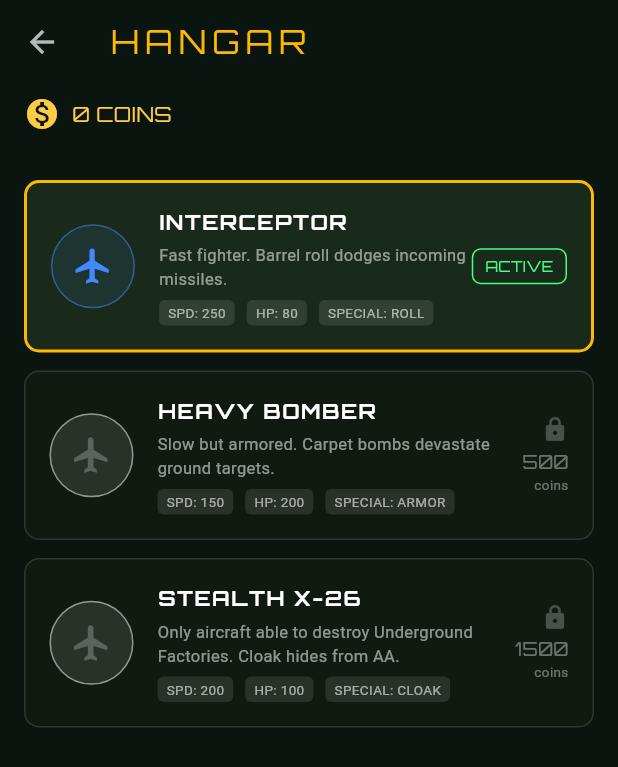
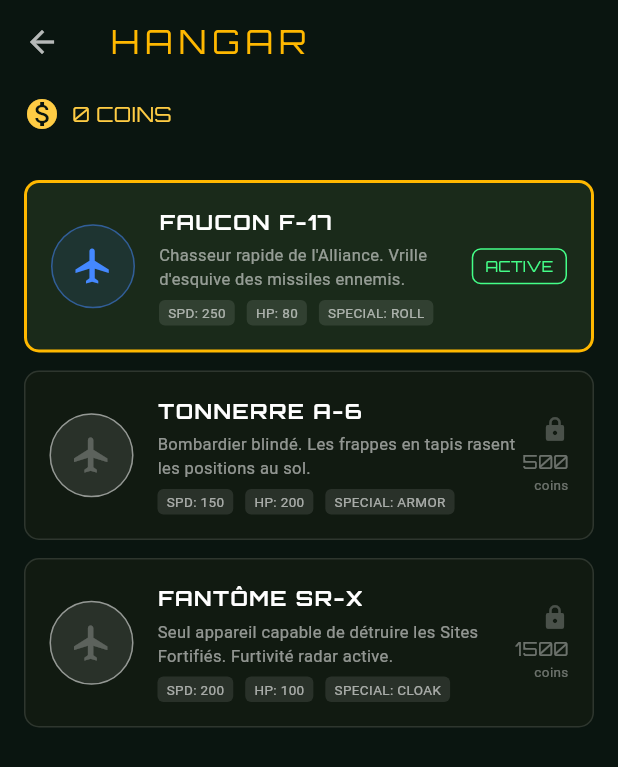
Before and after one commit to montreuild/BombingWar, a Flutter app: the screen it shows after launch, after a tap on "HANGAR", on a phone screen of 412 x 824 dp. Shown: the top 767 px of the screen. Run offline on Flutter 3.47's test engine with Material 3 defaults, Android fonts, the phone set to English and light mode, and no system bars; our stand-ins replace audioplayers, google_fonts, shared_preferences; missing offline and left inert: flame.

Commit message:
feat: add Gulf Conflict narrative — fictional factions, aircraft, weapons & mission briefing
- Rename aircraft: Faucon F-17, Tonnerre A-6, Fantôme SR-X (inspired by real designations)
- Rename weapons: Canon 20mm, Missile Python-5, Bombe Mk.82, Perforateur GBU-28
- Add name field to EnemyData: Garde du Croissant, Lanceur Shahine, Bunker Blindé, Site Fortifié
- Update main menu: Opération Aurore / Alliance Occidentale / Conflit du Golfe branding
- Add MissionBriefingScreen: rotating objectives, zone names, threat levels, faction context
- Wire briefing screen between menu/level-complete and game start

https://claude.ai/code/session_01RdjXryYiwkKeoNDrC6D5tA

```diff
--- a/lib/models/aircraft_data.dart
+++ b/lib/models/aircraft_data.dart
@@ -32,38 +32,38 @@ class AircraftData {
 
   static const AircraftData interceptor = AircraftData(
     id: 'interceptor',
-    name: 'Interceptor',
+    name: 'Faucon F-17',
     speed: GameConfig.interceptorSpeed,
     health: GameConfig.interceptorHealth,
     weapons: [WeaponData.heatMissile, WeaponData.machineGun],
     specialAbility: SpecialAbility.barrelRoll,
     unlockLevel: 0,
     unlockCost: 0,
-    description: 'Fast fighter. Barrel roll dodges incoming missiles.',
+    description: 'Chasseur rapide de l\'Alliance. Vrille d\'esquive des missiles ennemis.',
   );
 
   static const AircraftData heavyBomber = AircraftData(
     id: 'heavy_bomber',
-    name: 'Heavy Bomber',
+    name: 'Tonnerre A-6',
     speed: GameConfig.heavyBomberSpeed,
     health: GameConfig.heavyBomberHealth,
     weapons: [WeaponData.carpetBomb],
     specialAbility: SpecialAbility.armor,
     unlockLevel: GameConfig.heavyBomberUnlockLevel,
     unlockCost: 500,
-    description: 'Slow but armored. Carpet bombs devastate ground targets.',
+    description: 'Bombardier blindé. Les frappes en tapis rasent les positions au sol.',
   );
 
   static const AircraftData stealthX26 = AircraftData(
     id: 'stealth_x26',
-    name: 'Stealth X-26',
+    name: 'Fantôme SR-X',
     speed: GameConfig.stealthSpeed,
     health: GameConfig.stealthHealth,
     weapons: [WeaponData.penetratorBomb, WeaponData.machineGun],
     specialAbility: SpecialAbility.cloak,
     unlockLevel: GameConfig.stealthUnlockLevel,
     unlockCost: 1500,
-    description: 'Only aircraft able to destroy Underground Factories. Cloak hides from AA.',
+    description: 'Seul appareil capable de détruire les Sites Fortifiés. Furtivité radar active.',
   );
 
   static const List<AircraftData> all = [interceptor, heavyBomber, stealthX26];
--- a/lib/models/enemy_data.dart
+++ b/lib/models/enemy_data.dart
@@ -5,6 +5,7 @@ enum EnemyType { infantry, rpgUnit, bunker, factory }
 class EnemyData {
   const EnemyData({
     required this.type,
+    required this.name,
     required this.health,
     required this.speed,
     required this.damage,
@@ -13,6 +14,7 @@ class EnemyData {
   });
 
   final EnemyType type;
+  final String name;
   final double health;
   final double speed;
   final double damage;
@@ -25,6 +27,7 @@ class EnemyData {
 
   static const EnemyData infantry = EnemyData(
     type: EnemyType.infantry,
+    name: 'Garde du Croissant',
     health: GameConfig.infantryHealth,
     speed: GameConfig.infantrySpeed,
     damage: GameConfig.infantryDamage,
@@ -34,6 +37,7 @@ class EnemyData {
 
   static const EnemyData rpgUnit = EnemyData(
     type: EnemyType.rpgUnit,
+    name: 'Lanceur Shahine',
     health: GameConfig.rpgHealth,
     speed: GameConfig.rpgSpeed,
     damage: GameConfig.rpgDamage,
@@ -43,6 +47,7 @@ class EnemyData {
 
   static const EnemyData bunker = EnemyData(
     type: EnemyType.bunker,
+    name: 'Bunker Blindé',
     health: GameConfig.bunkerHealth,
     speed: 0.0,
     damage: GameConfig.bunkerMissileDamage,
@@ -52,6 +57,7 @@ class EnemyData {
 
   static const EnemyData factory = EnemyData(
     type: EnemyType.factory,
+    name: 'Site Fortifié',
     health: GameConfig.factoryHealth,
     speed: 0.0,
     damage: 0.0,
--- a/lib/models/weapon_data.dart
+++ b/lib/models/weapon_data.dart
@@ -24,7 +24,7 @@ class WeaponData {
   // ---------------------------------------------------------------------------
 
   static const WeaponData machineGun = WeaponData(
-    name: 'Machine Gun',
+    name: 'Canon 20mm',
     damage: GameConfig.bulletDamage,
     range: GameConfig.bulletRange,
     cooldown: GameConfig.bulletCooldown,
@@ -32,7 +32,7 @@ class WeaponData {
   );
 
   static const WeaponData heatMissile = WeaponData(
-    name: 'Heat Missile',
+    name: 'Missile Python-5',
     damage: GameConfig.missileDamage,
     range: GameConfig.missileRange,
     cooldown: GameConfig.missileCooldown,
@@ -40,7 +40,7 @@ class WeaponData {
   );
 
   static const WeaponData carpetBomb = WeaponData(
-    name: 'Carpet Bomb',
+    name: 'Bombe Mk.82',
     damage: GameConfig.bombDamage,
     range: GameConfig.worldHeight,
     cooldown: GameConfig.bombCooldown,
@@ -49,7 +49,7 @@ class WeaponData {
   );
 
   static const WeaponData penetratorBomb = WeaponData(
-    name: 'Penetrator Bomb',
+    name: 'Perforateur GBU-28',
     damage: GameConfig.penetratorDamage,
     range: GameConfig.worldHeight,
     cooldown: GameConfig.penetratorCooldown,
--- a/lib/ui/screens/level_complete_screen.dart
+++ b/lib/ui/screens/level_complete_screen.dart
@@ -3,6 +3,7 @@ import 'package:google_fonts/google_fonts.dart';
 import '../../game/managers/save_manager.dart';
 import '../../models/aircraft_data.dart';
 import 'game_screen.dart';
+import 'mission_briefing_screen.dart';
 
 class LevelCompleteScreen extends StatelessWidget {
   const LevelCompleteScreen({
@@ -66,12 +67,12 @@ class LevelCompleteScreen extends StatelessWidget {
                   const SizedBox(height: 48),
                   _buildButton(
                     context,
-                    'NEXT MISSION',
+                    'PROCHAINE MISSION',
                     const Color(0xFF44FF88),
                     () => Navigator.pushReplacement(
                       context,
                       MaterialPageRoute(
-                        builder: (_) => GameScreen(
+                        builder: (_) => MissionBriefingScreen(
                           saveManager: saveManager,
                           selectedAircraft: selectedAircraft,
                         ),
--- a/lib/ui/screens/main_menu_screen.dart
+++ b/lib/ui/screens/main_menu_screen.dart
@@ -4,6 +4,7 @@ import '../../game/managers/save_manager.dart';
 import '../../models/aircraft_data.dart';
 import 'hangar_screen.dart';
 import 'game_screen.dart';
+import 'mission_briefing_screen.dart';
 
 class MainMenuScreen extends StatelessWidget {
   const MainMenuScreen({super.key, required this.saveManager});
@@ -58,13 +59,26 @@ class MainMenuScreen extends StatelessWidget {
   }
 
   Widget _buildSubtitle() {
-    return Text(
-      'AERIAL COMBAT SQUADRON',
-      style: GoogleFonts.orbitron(
-        fontSize: 12,
-        color: Colors.white38,
-        letterSpacing: 6,
-      ),
+    return Column(
+      children: [
+        Text(
+          'OPÉRATION AURORE',
+          style: GoogleFonts.orbitron(
+            fontSize: 12,
+            color: const Color(0xFFFF8844),
+            letterSpacing: 6,
+          ),
+        ),
+        const SizedBox(height: 6),
+        Text(
+          'ALLIANCE OCCIDENTALE  ✦  CONFLIT DU GOLFE',
+          style: GoogleFonts.orbitron(
+            fontSize: 9,
+            color: Colors.white24,
+            letterSpacing: 2,
+          ),
+        ),
+      ],
     );
   }
 
@@ -120,7 +134,7 @@ class MainMenuScreen extends StatelessWidget {
     Navigator.push(
       context,
       MaterialPageRoute(
-        builder: (_) => GameScreen(
+        builder: (_) => MissionBriefingScreen(
           saveManager: saveManager,
           selectedAircraft: aircraft,
         ),
@@ -142,9 +156,9 @@ class MainMenuScreen extends StatelessWidget {
           children: [
             _leaderboardRow(1, 'YOU', saveManager.progress.highScore),
             const Divider(color: Colors.white24),
-            _leaderboardRow(2, 'GHOST', 8500),
-            _leaderboardRow(3, 'VIPER', 7200),
-            _leaderboardRow(4, 'EAGLE', 5100),
+            _leaderboardRow(2, 'FANTÔME', 8500),
+            _leaderboardRow(3, 'VIPÈRE', 7200),
+            _leaderboardRow(4, 'FAUCON', 5100),
           ],
         ),
         actions: [
```
Also changed, not shown: lib/ui/screens/mission_briefing_screen.dart (added, +319 -0 lines).
